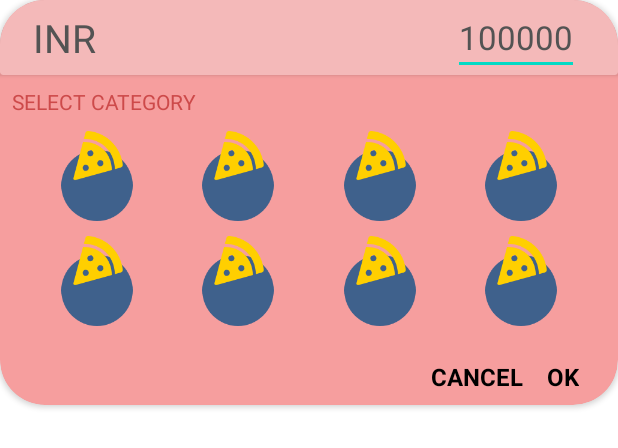
After one commit to Suswan114/70S, an Android app: the layout minus_dialog_layout.xml on its own in the app's theme, with its tools: preview values and no code run, on a phone screen of 412 x 824 dp. The commit adds this screen. Shown: the top 448 px of the screen. Run offline under Robolectric (Android 15) with nearby library versions, the phone set to English and light mode, and no system bars.

```diff
--- /dev/null
+++ b/app/src/main/res/layout/minus_dialog_layout.xml
@@ -0,0 +1,168 @@
+<?xml version="1.0" encoding="utf-8"?>
+<RelativeLayout xmlns:android="http://schemas.android.com/apk/res/android"
+    android:layout_width="match_parent"
+    android:layout_height="match_parent"
+    xmlns:app="http://schemas.android.com/apk/res-auto">
+    <androidx.cardview.widget.CardView
+        android:layout_width="match_parent"
+        android:layout_height="270dp"
+        app:cardCornerRadius="30dp"
+        android:backgroundTint="#F69E9E">
+        <androidx.constraintlayout.widget.ConstraintLayout
+            android:layout_width="match_parent"
+            android:layout_height="match_parent">
+            <androidx.cardview.widget.CardView
+                android:layout_width="match_parent"
+                android:layout_height="50dp"
+                android:id="@+id/amount_card"
+                android:backgroundTint="#F4B9B9"
+                app:layout_constraintTop_toTopOf="parent"
+                app:layout_constraintStart_toStartOf="parent">
+                <TextView
+                    android:layout_width="wrap_content"
+                    android:layout_height="wrap_content"
+                    android:text="INR"
+                    android:layout_marginStart="22dp"
+                    android:layout_gravity="center_vertical"
+                    android:textSize="26sp"
+                    android:textColor="#535353"
+                    />
+                <EditText
+                    android:layout_width="wrap_content"
+                    android:layout_height="match_parent"
+                    android:layout_gravity="end"
+                    android:hint="100000"
+                    android:textSize="22sp"
+                    android:layout_marginEnd="26dp"
+                    android:id="@+id/money_spend"
+                    android:textColor="#535353"
+                    android:textColorHint="#535353"/>
+            </androidx.cardview.widget.CardView>
+            <TextView
+                android:layout_width="wrap_content"
+                android:layout_height="wrap_content"
+                app:layout_constraintTop_toBottomOf="@id/amount_card"
+                android:text="SELECT CATEGORY"
+                app:layout_constraintStart_toStartOf="parent"
+                android:layout_margin="8dp"
+                android:textColor="#CD4A4A"
+                android:id="@+id/select_category_text"/>
+
+
+
+            <ImageView
+                android:layout_width="60dp"
+                android:layout_height="60dp"
+                android:id="@+id/essentials_button"
+                app:layout_constraintTop_toBottomOf="@id/food_button"
+                android:layout_marginTop="10dp"
+                app:layout_constraintEnd_toStartOf="@id/entertainment_button"
+                app:layout_constraintStart_toStartOf="parent"
+                android:src="@drawable/ic_food_circle"
+                android:clickable="true"
+                android:focusable="true"/>
+            <ImageView
+                android:layout_width="60dp"
+                android:layout_height="60dp"
+                android:id="@+id/entertainment_button"
+                app:layout_constraintTop_toTopOf="@id/essentials_button"
+                app:layout_constraintStart_toEndOf="@id/essentials_button"
+                app:layout_constraintEnd_toStartOf="@id/gift_button"
+                android:src="@drawable/ic_food_circle"
+                android:clickable="true"
+                android:focusable="true"/>
+            <ImageView
+                android:layout_width="60dp"
+                android:layout_height="60dp"
+                android:id="@+id/gift_button"
+                app:layout_constraintTop_toTopOf="@id/essentials_button"
+                app:layout_constraintStart_toEndOf="@id/entertainment_button"
+                app:layout_constraintEnd_toStartOf="@id/miscellaneous_button"
+                android:src="@drawable/ic_food_circle"
+                android:clickable="true"
+                android:focusable="true"/>
+            <ImageView
+                android:layout_width="60dp"
+                android:layout_height="60dp"
+                android:id="@+id/miscellaneous_button"
+                app:layout_constraintTop_toTopOf="@id/essentials_button"
+                app:layout_constraintStart_toEndOf="@id/gift_button"
+                app:layout_constraintEnd_toEndOf="parent"
+                android:src="@drawable/ic_food_circle"
+                android:clickable="true"
+                android:focusable="true"/>
+
+            <ImageView
+                android:layout_width="60dp"
+                android:layout_height="60dp"
+                android:id="@+id/house_button"
+                app:layout_constraintTop_toBottomOf="@id/select_category_text"
+                android:layout_marginTop="10dp"
+                app:layout_constraintEnd_toStartOf="@id/food_button"
+                app:layout_constraintStart_toStartOf="parent"
+                android:src="@drawable/ic_food_circle"
+                android:clickable="true"
+                android:focusable="true"/>
+            <ImageView
+                android:layout_width="60dp"
+                android:layout_height="60dp"
+                android:id="@+id/food_button"
+                app:layout_constraintTop_toTopOf="@id/house_button"
+                app:layout_constraintStart_toEndOf="@id/house_button"
+                app:layout_constraintEnd_toStartOf="@id/medicine_button"
+                android:src="@drawable/ic_food_circle"
+                android:clickable="true"
+                android:focusable="true"/>
+            <ImageView
+                android:layout_width="60dp"
+                android:layout_height="60dp"
+                android:id="@+id/medicine_button"
+                app:layout_constraintTop_toTopOf="@id/house_button"
+                app:layout_constraintStart_toEndOf="@id/food_button"
+                app:layout_constraintEnd_toStartOf="@id/transport_button"
+                android:src="@drawable/ic_food_circle"
+                android:clickable="true"
+                android:focusable="true"/>
+            <ImageView
+                android:layout_width="60dp"
+                android:layout_height="60dp"
+                android:id="@+id/transport_button"
+                app:layout_constraintTop_toTopOf="@id/house_button"
+                app:layout_constraintStart_toEndOf="@id/medicine_button"
+                app:layout_constraintEnd_toEndOf="parent"
+                android:src="@drawable/ic_food_circle"
+                android:clickable="true"
+                android:focusable="true"/>
+
+
+            <TextView
+                android:layout_width="wrap_content"
+                android:layout_height="wrap_content"
+                app:layout_constraintEnd_toEndOf="parent"
+                app:layout_constraintBottom_toBottomOf="parent"
+                android:id="@+id/ok_button"
+                android:text="OK"
+                android:layout_marginBottom="8dp"
+                android:textSize="16sp"
+                android:clickable="true"
+                android:focusable="true"
+                android:textStyle="bold"
+                android:textColor="@color/black"
+                android:layout_marginEnd="26dp"/>
+            <TextView
+                android:layout_width="wrap_content"
+                android:layout_height="wrap_content"
+                app:layout_constraintEnd_toStartOf="@id/ok_button"
+                app:layout_constraintBottom_toBottomOf="@id/ok_button"
+                app:layout_constraintTop_toTopOf="@id/ok_button"
+                android:id="@+id/cancel_button"
+                android:text="CANCEL"
+                android:textSize="16sp"
+                android:clickable="true"
+                android:focusable="true"
+                android:textStyle="bold"
+                android:textColor="@color/black"
+                android:layout_marginEnd="16dp"/>
+        </androidx.constraintlayout.widget.ConstraintLayout>
+    </androidx.cardview.widget.CardView>
+</RelativeLayout>
```
Also changed, not shown: app/src/main/java/com/example/a7os/fragments/DashboardFragment.java (+70 -0 lines), app/src/main/res/layout/add_dialog_layout.xml (added, +120 -0 lines).
